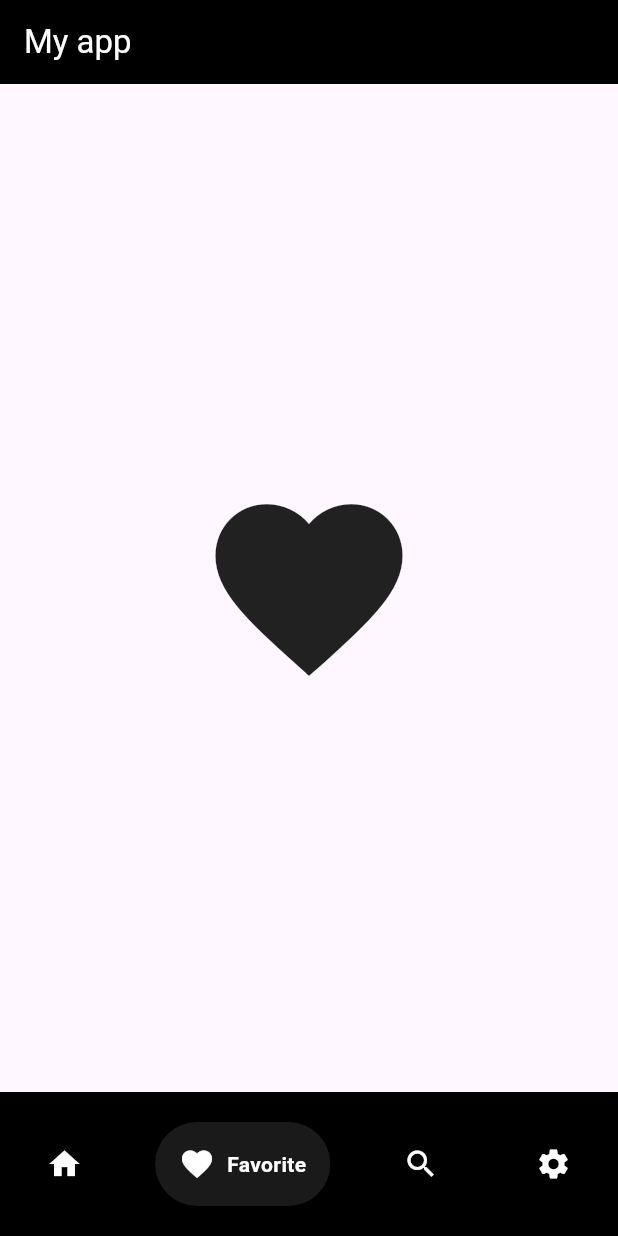
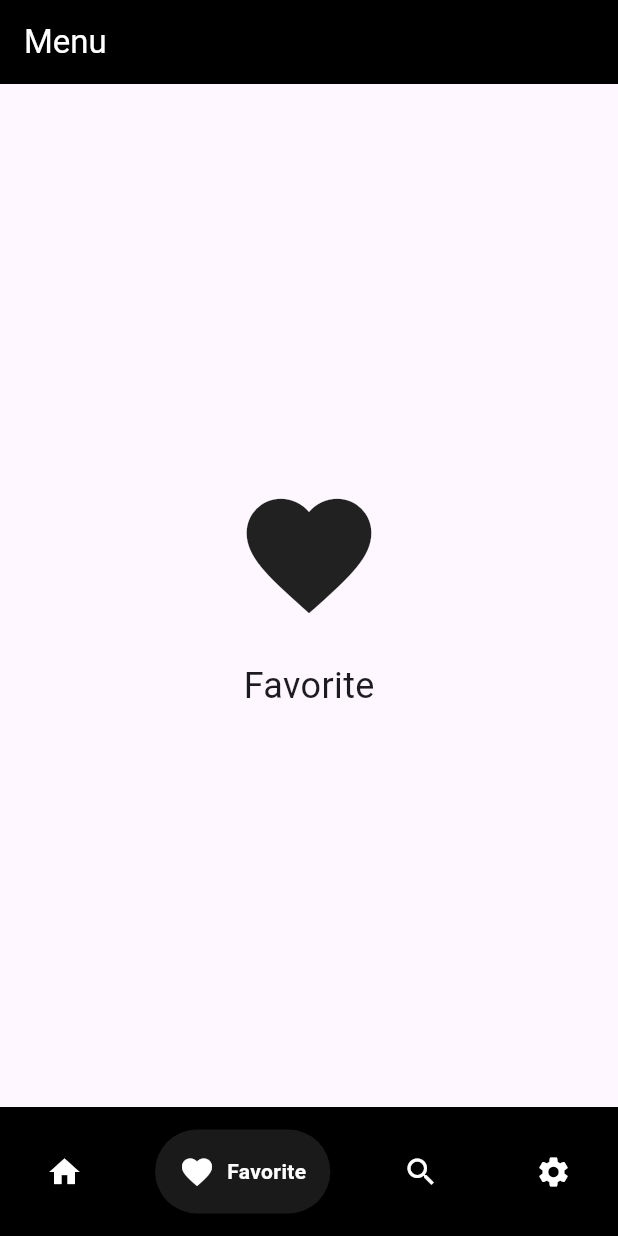
Before and after one commit to Ksnk-dm/flutter_application_1, a Flutter app: the screen it shows after launch, item 2 of the bottom bar chosen, on a phone screen of 412 x 824 dp. Run offline on Flutter 3.47's test engine with Material 3 defaults, Android fonts, the phone set to English and light mode, and no system bars; drawn by our look-alikes of google_nav_bar; network calls fail.

```diff
--- /dev/null
+++ b/lib/detailpage.dart
@@ -0,0 +1,16 @@
+import 'package:flutter/material.dart';
+
+class DetailPage extends StatelessWidget {
+  const DetailPage({super.key});
+
+  @override
+  Widget build(BuildContext context) {
+    return Scaffold(
+        appBar: AppBar(
+          title: Text("test"),
+        ),
+        body: Container(
+            child: Image.network(
+                "https://cdn.monopizza.com.ua/mp-ua/products/0001-pica-bavarska.jpg?&w=991&h=700&format=auto&mode=fit&q=60")));
+  }
+}
--- /dev/null
+++ b/lib/entity/Pizza.dart
@@ -0,0 +1,25 @@
+
+class Pizza {
+  final String name;
+  final String description;
+  final String price;
+  final String image;
+  final String params;
+
+  Pizza(this.name, this.description, this.price, this.image, this.params);
+}
+
+List pizzas = [
+  Pizza("ПИЦЦА ПЕППЕРОНИ", "Наполнение: пепперони, сыр моцарелла, итальянские травы, томатный соус. Основа: крафтовая мука, пшеничная мука, закваска, оливковое масло, сахар, соль.", "169", "https://cdn.monopizza.com.ua/mp-ua/products/0001-pica-bavarska.jpg?&w=991&h=700&format=auto&mode=fit&q=60", "420 г 30 см"),
+  Pizza("СЫТНАЯ ПАРА", "Фермерская + Охотничья", "349", "https://cdn.monopizza.com.ua/mp-ua/products/0001-sitna-para.jpg?&w=991&h=700&format=auto&mode=fit&q=60", "950 г 2х30 см"),
+  Pizza("ВКУСНАЯ ПАРА", "Пепперони + 4 сыра", "379", "https://cdn.monopizza.com.ua/mp-ua/products/0001-smachna-para.jpg?&w=991&h=700&format=auto&mode=fit&q=60", "830 г 2х30 см"),
+  Pizza("АВАТАР", "Пицца Пепперони + Пицца 4 сыра + Пицца Охотничья", "678", "https://cdn.monopizza.com.ua/mp-ua/products/0001-kombo-avatar.png?&w=991&h=700&format=auto&mode=fit&q=60", "1290 г 3х30 см"),
+  Pizza("ПИЦЦА БАВАРСКАЯ", "Наполнение: сыр моцарелла, охотничьи колбаски, огурцы маринованные, лук красный, паприка, томатный соус. Основа: крафтовая мука, пшеничная мука, закваска, оливковое масло, сахар, соль.", "169", "https://cdn.monopizza.com.ua/mp-ua/products/0001-pica-bavarska.jpg?&w=991&h=700&format=auto&mode=fit&q=60", "440 г 30 см")
+  // Pizza("ПИЦЦА ПЕППЕРОНИ", "Наполнение: пепперони, сыр моцарелла, итальянские травы, томатный соус. Основа: крафтовая мука, пшеничная мука, закваска, оливковое масло, сахар, соль.", "169", "https://php.ninjapizza.com.ua/images/157/l2x.webp?ver=v1.0.7", "420 г 30 см")
+  // Pizza("ПИЦЦА ПЕППЕРОНИ", "Наполнение: пепперони, сыр моцарелла, итальянские травы, томатный соус. Основа: крафтовая мука, пшеничная мука, закваска, оливковое масло, сахар, соль.", "169", "https://php.ninjapizza.com.ua/images/157/l2x.webp?ver=v1.0.7", "420 г 30 см")
+  // Pizza("ПИЦЦА ПЕППЕРОНИ", "Наполнение: пепперони, сыр моцарелла, итальянские травы, томатный соус. Основа: крафтовая мука, пшеничная мука, закваска, оливковое масло, сахар, соль.", "169", "https://php.ninjapizza.com.ua/images/157/l2x.webp?ver=v1.0.7", "420 г 30 см")
+  // Pizza("ПИЦЦА ПЕППЕРОНИ", "Наполнение: пепперони, сыр моцарелла, итальянские травы, томатный соус. Основа: крафтовая мука, пшеничная мука, закваска, оливковое масло, сахар, соль.", "169", "https://php.ninjapizza.com.ua/images/157/l2x.webp?ver=v1.0.7", "420 г 30 см")
+  // Pizza("ПИЦЦА ПЕППЕРОНИ", "Наполнение: пепперони, сыр моцарелла, итальянские травы, томатный соус. Основа: крафтовая мука, пшеничная мука, закваска, оливковое масло, сахар, соль.", "169", "https://php.ninjapizza.com.ua/images/157/l2x.webp?ver=v1.0.7", "420 г 30 см")
+  // Pizza("ПИЦЦА ПЕППЕРОНИ", "Наполнение: пепперони, сыр моцарелла, итальянские травы, томатный соус. Основа: крафтовая мука, пшеничная мука, закваска, оливковое масло, сахар, соль.", "169", "https://php.ninjapizza.com.ua/images/157/l2x.webp?ver=v1.0.7", "420 г 30 см")
+
+];
--- a/lib/homepage.dart
+++ b/lib/homepage.dart
@@ -1,5 +1,6 @@
-
 import 'package:flutter/material.dart';
+import 'package:flutter_application_1/detailpage.dart';
+import 'package:flutter_application_1/entity/Pizza.dart';
 import 'package:google_nav_bar/google_nav_bar.dart';
 
 class HomePage extends StatefulWidget {
@@ -10,27 +11,8 @@ class HomePage extends StatefulWidget {
 }
 
 class _HomePageState extends State<HomePage> {
-
-  static const List<Widget> _pages = <Widget>[
-    Icon(
-      Icons.home,
-      size: 150,
-    ),
-    Icon(
-      Icons.favorite,
-      size: 150,
-    ),
-    Icon(
-      Icons.search,
-      size: 150,
-    ),
-    Icon(
-      Icons.settings,
-      size: 150,
-    ),
-  ];
-
   int selectedIndex = 0;
+  IconData buttonIcon = Icons.add;
 
   void onTabChange(int index) {
     setState(() {
@@ -39,19 +21,31 @@ class _HomePageState extends State<HomePage> {
     print(selectedIndex);
   }
 
+  IconData setImage(bool state) {
+    setState(() {
+      if (state) {
+        buttonIcon = Icons.account_balance_wallet_rounded;
+      }
+    });
+    return buttonIcon;
+  }
+
   @override
   Widget build(BuildContext context) {
-
     return Scaffold(
       appBar: AppBar(
-        title: const Text(style: TextStyle(color: Colors.white), 'My app'),
+        title: const Text(style: TextStyle(color: Colors.white), 'Menu'),
         backgroundColor: Colors.black,
       ),
-      body: Center(child: _pages.elementAt(selectedIndex)),
+      body: Center(
+          child: Padding(
+        padding: const EdgeInsets.all(8.0),
+        child: _getPageContent(selectedIndex),
+      )),
       bottomNavigationBar: Container(
         color: Colors.black,
         child: Padding(
-          padding: const EdgeInsets.symmetric(horizontal: 15.0, vertical: 20),
+          padding: const EdgeInsets.symmetric(horizontal: 15.0, vertical: 15),
           child: GNav(
             backgroundColor: Colors.black,
             color: Colors.white,
@@ -83,4 +77,132 @@ class _HomePageState extends State<HomePage> {
       ),
     );
   }
+
+  Widget _getPageContent(int index) {
+    if (index == 0) {
+      return ListView.builder(
+        itemCount: pizzas.length,
+        itemBuilder: (context, index) {
+          return GestureDetector(
+              onTap: () {
+                Navigator.push(
+                    context,
+                    MaterialPageRoute(builder: (context) => DetailPage()));
+              },
+              child: Card(
+                child: Row(
+                  crossAxisAlignment: CrossAxisAlignment.start,
+                  children: [
+                    Padding(
+                      padding: const EdgeInsets.all(12.0),
+                      child: ClipRRect(
+                        borderRadius: BorderRadius.circular(12),
+                        child: Image.network(
+                          pizzas[index].image,
+                          height: 110,
+                          width: 120,
+                          fit: BoxFit.fill,
+                        ),
+                      ),
+                    ),
+                    Expanded(
+                        child: Padding(
+                      padding: const EdgeInsets.all(15.0),
+                      child: Column(
+                        crossAxisAlignment: CrossAxisAlignment.start,
+                        children: [
+                          Text(
+                            pizzas[index].name,
+                            style: TextStyle(
+                                fontSize: 17, fontWeight: FontWeight.bold),
+                          ),
+                          RichText(
+                              maxLines: 2,
+                              text: TextSpan(children: <TextSpan>[
+                                TextSpan(
+                                    text: pizzas[index].params,
+                                    style:
+                                        TextStyle(color: Colors.orangeAccent)),
+                                TextSpan(
+                                  text: " - " + pizzas[index].description,
+                                  style: TextStyle(color: Colors.black),
+                                )
+                              ])),
+                          Row(
+                            children: [
+                              Padding(
+                                padding:
+                                    const EdgeInsets.symmetric(vertical: 0),
+                                child: Text(
+                                  pizzas[index].price + " грн",
+                                  style: TextStyle(fontSize: 16),
+                                ),
+                              ),
+                              const Spacer(),
+                              IconButton(
+                                style: IconButton.styleFrom(
+                                    backgroundColor: Colors.orangeAccent),
+                                color: Colors.white,
+                                icon: const Icon(Icons.add),
+                                onPressed: () {
+                                  setImage(true);
+                                  _showToast(context, 'Pizza price $index');
+                                },
+                              )
+                            ],
+                          ),
+                        ],
+                      ),
+                    ))
+                  ],
+                ),
+              )
+          );
+        },
+      );
+    } else {
+      IconData iconData;
+      String label;
+
+      switch (index) {
+        case 1:
+          iconData = Icons.favorite;
+          label = 'Favorite';
+          break;
+        case 2:
+          iconData = Icons.search;
+          label = 'Search';
+          break;
+        case 3:
+          iconData = Icons.settings;
+          label = 'Settings';
+          break;
+        default:
+          iconData = Icons.error;
+          label = 'Error';
+      }
+
+      return Center(
+        child: Column(
+          mainAxisAlignment: MainAxisAlignment.center,
+          children: [
+            Icon(iconData, size: 100),
+            const SizedBox(height: 20),
+            Text(label, style: const TextStyle(fontSize: 24)),
+          ],
+        ),
+      );
+    }
+  }
+
+  void _showToast(BuildContext context, String text) {
+    final scaffold = ScaffoldMessenger.of(context);
+    scaffold.showSnackBar(
+      SnackBar(
+        content: Text(text),
+        action: SnackBarAction(
+            label: 'UNDO', onPressed: scaffold.hideCurrentSnackBar),
+      ),
+    );
+  }
 }
```
